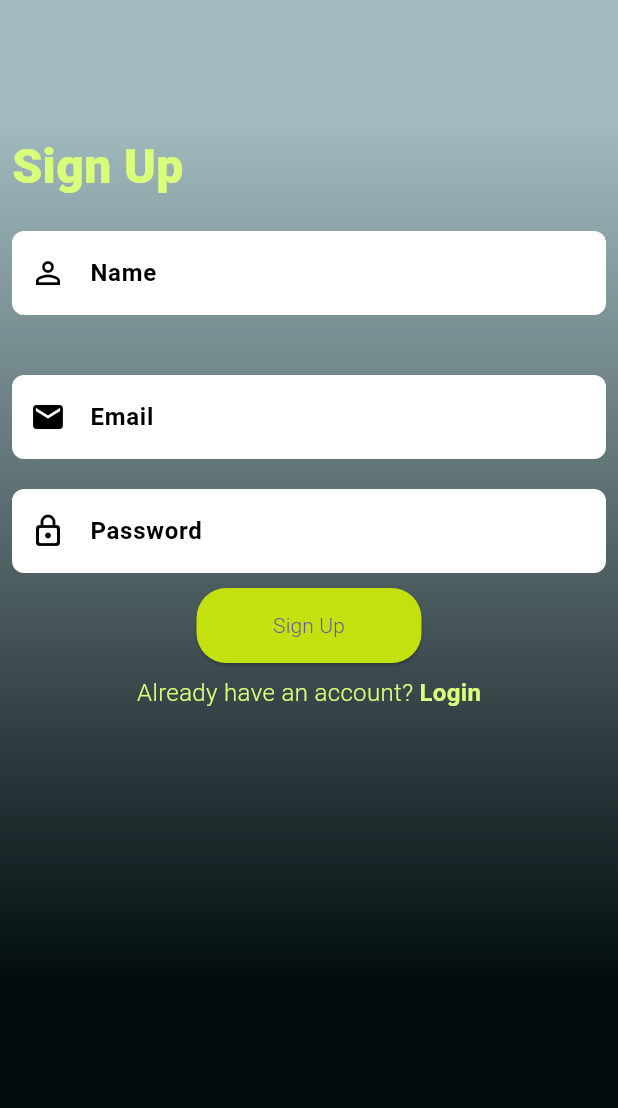
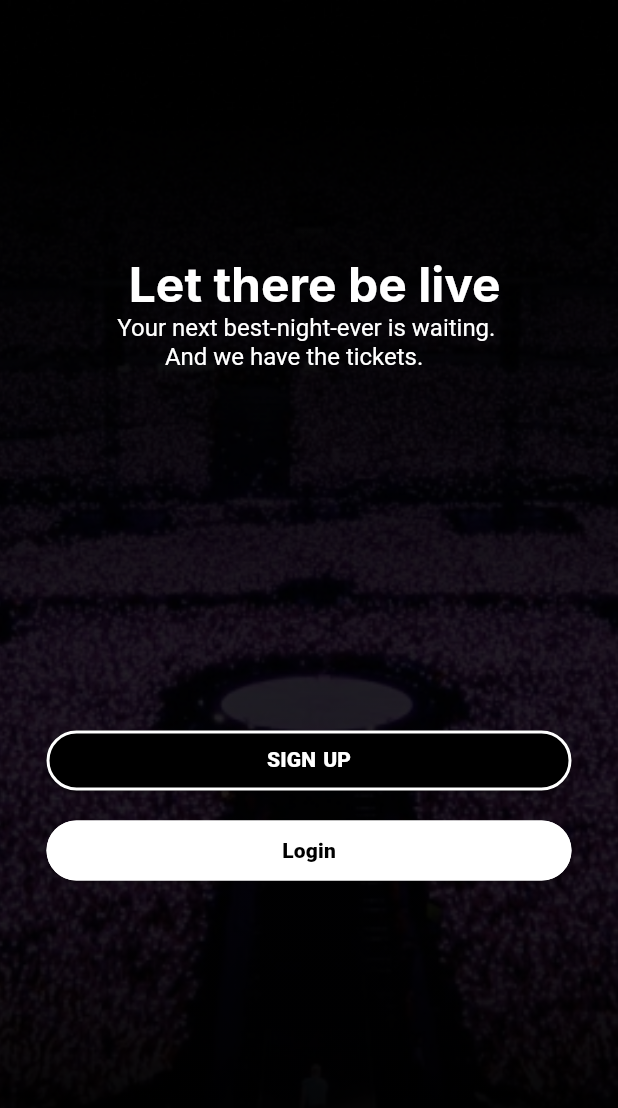
Before and after one commit to Fetse12/Event-managmnet-app-project, a Flutter app: the screen it shows after launch, on a phone screen of 412 x 824 dp. Shown: the top 1108 px of the screen. Run offline on Flutter 3.47's test engine with Material 3 defaults, Android fonts, the phone set to English and light mode, and no system bars; our stand-ins replace appwrite, google_fonts; Roboto replaces fonts that are missing (Inter, inter).

Commit message:
the modification on the three page that are created

```diff
--- a/lib/Homepage.dart
+++ b/lib/Homepage.dart
@@ -1,4 +1,5 @@
 import 'package:application_project/constant/colors.dart';
+import 'package:application_project/login.dart';
 import 'package:flutter/material.dart';
 
 class Home_page extends StatefulWidget {
@@ -17,7 +18,10 @@ class _Home_pageState extends State<Home_page> {
         foregroundColor: Colors.transparent,
         actions: [
           IconButton(
-            onPressed: () {},
+            onPressed: () {
+              Navigator.push(context,
+                  MaterialPageRoute(builder: (context) => login_page()));
+            },
             icon: Icon(
               Icons.logout,
               color: Colors.black,
--- /dev/null
+++ b/lib/containers/widget.dart
@@ -0,0 +1,25 @@
+import 'package:flutter/material.dart';
+
+class BackgroundImage extends StatelessWidget {
+  const BackgroundImage({super.key});
+
+  @override
+  Widget build(BuildContext context) {
+    return ShaderMask(
+      shaderCallback: (bounds) => LinearGradient(
+              colors: [Colors.black, Colors.black12],
+              begin: Alignment.bottomCenter,
+              end: Alignment.center)
+          .createShader(bounds),
+      blendMode: BlendMode.darken,
+      child: Container(
+        decoration: BoxDecoration(
+            image: DecorationImage(
+                image: AssetImage('image/maxresdefault 2.png'),
+                fit: BoxFit.cover,
+                colorFilter:
+                    ColorFilter.mode(Colors.black45, BlendMode.darken))),
+      ),
+    );
+  }
+}
--- /dev/null
+++ b/lib/index.dart
@@ -0,0 +1,130 @@
+import 'package:application_project/Signup.dart';
+import 'package:application_project/containers/widget.dart';
+import 'package:application_project/login.dart';
+import 'package:flutter/material.dart';
+
+class index_page extends StatelessWidget {
+  const index_page({super.key});
+
+  @override
+  Widget build(BuildContext context) {
+    return Stack(
+      children: [
+        BackgroundImage(),
+        Scaffold(
+          backgroundColor: Colors.transparent,
+          body: Column(
+            children: [
+              SizedBox(
+                height: 170,
+              ),
+              Center(
+                child: RichText(
+                  text: TextSpan(
+                    children: <TextSpan>[
+                      TextSpan(
+                          text: ' Let there be live\n',
+                          style: TextStyle(
+                              fontFamily: 'Inter',
+                              fontSize: 32,
+                              fontWeight: FontWeight.w700,
+                              color: Colors.white)),
+                      TextSpan(
+                          text: 'Your next best-night-ever is waiting.\n',
+                          style: TextStyle(
+                              fontFamily: 'inter',
+                              fontSize: 16,
+                              color: Colors.white)),
+                      TextSpan(
+                          text: '        And we have the tickets.',
+                          style: TextStyle(
+                              fontFamily: 'inter',
+                              fontSize: 16,
+                              color: Colors.white)),
+                    ],
+                  ),
+                ),
+              ),
+              SizedBox(
+                height: 240,
+              ),
+              Container(
+                child: Column(
+                  children: [
+                    Container(
+                      child: SizedBox(
+                        width: 350,
+                        height: 40,
+                        child: ElevatedButton(
+                          onPressed: () {
+                            Navigator.push(
+                                context,
+                                MaterialPageRoute(
+                                    builder: (context) => Signup_page()));
+                          },
+                          child: Text(
+                            "SIGN UP",
+                            style: TextStyle(
+                                fontFamily: 'inter',
+                                color: Colors.white,
+                                fontWeight: FontWeight.w900),
+                          ),
+                          style: OutlinedButton.styleFrom(
+                              backgroundColor: Colors.black,
+                              side: BorderSide(
+                                color: Colors.white,
+                                width: 2.0,
+                              ),
+                              shape: RoundedRectangleBorder(
+                                  borderRadius: BorderRadius.circular(20))),
+                        ),
+                      ),
+                    )
+                  ],
+                ),
+              ),
+              SizedBox(
+                height: 20,
+              ),
+              Container(
+                child: Column(
+                  children: [
+                    Container(
+                      child: SizedBox(
+                        width: 350,
+                        height: 40,
+                        child: ElevatedButton(
+                          onPressed: () {
+                            Navigator.push(
+                                context,
+                                MaterialPageRoute(
+                                    builder: (context) => login_page()));
+                          },
+                          child: Text(
+                            "Login",
+                            style: TextStyle(
+                                fontFamily: 'inter',
+                                color: Colors.black,
+                                fontWeight: FontWeight.w900),
+                          ),
+                          style: OutlinedButton.styleFrom(
+                              backgroundColor: Colors.white,
+                              side: BorderSide(
+                                color: Colors.white,
+                                width: 2.0,
+                              ),
+                              shape: RoundedRectangleBorder(
+                                  borderRadius: BorderRadius.circular(20))),
+                        ),
+                      ),
+                    )
+                  ],
+                ),
+              )
+            ],
+          ),
+        ),
+      ],
+    );
+  }
+}
--- a/lib/main.dart
+++ b/lib/main.dart
@@ -1,8 +1,8 @@
 import 'package:application_project/Signup.dart';
 import 'package:application_project/login.dart';
-import 'package:application_project/Homepage.dart';
 import 'package:flutter/material.dart';
 import 'package:google_fonts/google_fonts.dart';
+import 'package:application_project/index.dart';
 
 void main() {
   runApp(const MyApp());
@@ -11,9 +11,16 @@ void main() {
 class MyApp extends StatelessWidget {
   const MyApp({super.key});
 
-  // This widget is the root of your application.
   @override
   Widget build(BuildContext context) {
-    return MaterialApp(title: 'Flutter Demo', home: const Signup_page());
+    return MaterialApp(
+        title: 'Flutter Demo',
+        theme: ThemeData(
+          textTheme:
+              GoogleFonts.josefinSansTextTheme(Theme.of(context).textTheme),
+          primarySwatch: Colors.blue,
+          visualDensity: VisualDensity.adaptivePlatformDensity,
+        ),
+        home: index_page());
   }
 }
--- a/pubspec.yaml
+++ b/pubspec.yaml
@@ -60,6 +60,8 @@ flutter:
   # included with your application, so that you can use the icons in
   # the material Icons class.
   uses-material-design: true
+  assets:
+    - image/
 
   # To add assets to your application, add an assets section, like this:
   # assets:
```
Also changed, not shown: lib/Signup.dart (+57 -16 lines), lib/auth.dart (+28 -1 lines), lib/login.dart (+58 -16 lines), image/LogBgImg.png (renamed from lib/image/LogBgImg.png), image/maxresdefault 2.png (added).
